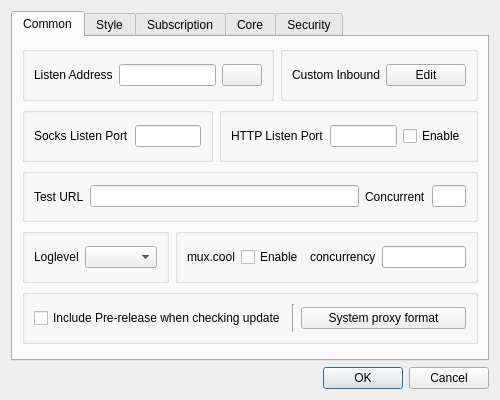
MatsuriDayo/nekoray, file ui/dialog_basic_settings.ui: the form before one commit.
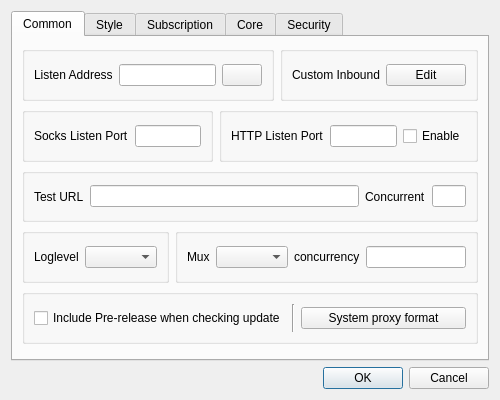
The form after the commit. Custom widgets are drawn as their Qt base class.

```diff
--- a/ui/dialog_basic_settings.ui
+++ b/ui/dialog_basic_settings.ui
@@ -170,16 +170,12 @@
             <item>
              <widget class="QLabel" name="label_6">
               <property name="text">
-               <string notr="true">mux.cool</string>
+               <string notr="true">Mux</string>
               </property>
              </widget>
             </item>
             <item>
-             <widget class="QCheckBox" name="mux_cool_enable">
-              <property name="text">
-               <string>Enable</string>
-              </property>
-             </widget>
+             <widget class="QComboBox" name="mux_protocol"/>
             </item>
             <item>
              <widget class="QLabel" name="label_7">
```
Left out of the diff: 10 changed lines with no effect on the pictures.
